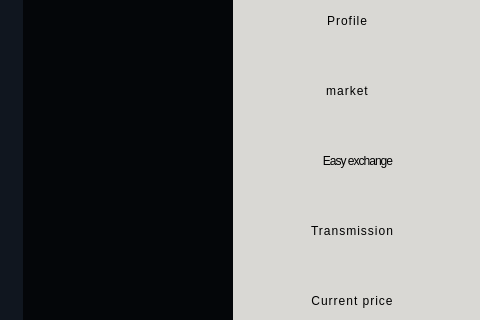
Above: clients/mywallet.ui from Abbas2026/Exchange before the change; both pictures show x 798 to 1278 and y 350 to 670 of the 1278 by 904 pixel window. Below: the same form after it.
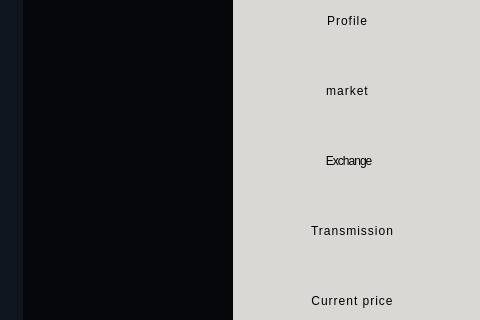
That is the form after the change. Icons and pictures are not drawn.

Commit message: [CLIENT][SERRVER][EXCHANGE] Complete implementation of the exchange section, including design and communication with the server.

```diff
--- a/clients/mywallet.ui
+++ b/clients/mywallet.ui
@@ -182,28 +182,6 @@
      <set>Qt::AlignmentFlag::AlignCenter</set>
     </property>
    </widget>
-   <widget class="QPushButton" name="easyexchange_btn">
-    <property name="geometry">
-     <rect>
-      <x>20</x>
-      <y>490</y>
-      <width>211</width>
-      <height>41</height>
-     </rect>
-    </property>
-    <property name="cursor">
-     <cursorShape>PointingHandCursor</cursorShape>
-    </property>
-    <property name="styleSheet">
-     <string notr="true">border:none;
-color: rgb(0, 0, 0);
-font: 28pt &quot;Bangers&quot;;
-letter-spacing: -1px;</string>
-    </property>
-    <property name="text">
-     <string>Easy exchange</string>
-    </property>
-   </widget>
    <widget class="QPushButton" name="Profile_btn">
     <property name="geometry">
      <rect>
@@ -314,6 +292,28 @@
      <string> withdrawal</string>
     </property>
    </widget>
+   <widget class="QPushButton" name="easyexchange_btn">
+    <property name="geometry">
+     <rect>
+      <x>40</x>
+      <y>490</y>
+      <width>151</width>
+      <height>41</height>
+     </rect>
+    </property>
+    <property name="cursor">
+     <cursorShape>PointingHandCursor</cursorShape>
+    </property>
+    <property name="styleSheet">
+     <string notr="true">border:none;
+color: rgb(0, 0, 0);
+font: 28pt &quot;Bangers&quot;;
+letter-spacing: -1px;</string>
+    </property>
+    <property name="text">
+     <string> Exchange</string>
+    </property>
+   </widget>
   </widget>
   <widget class="QPushButton" name="creatwallet_btn">
    <property name="geometry">
```
The commit also changes 85 other files.
